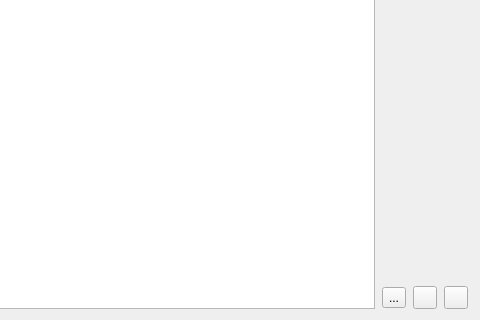
lbellonda/qxmledit, file src/xmleditwidget.ui: the form before one commit; both pictures show x 521 to 1001 and y 479 to 799 of the 1001 by 799 pixel window.
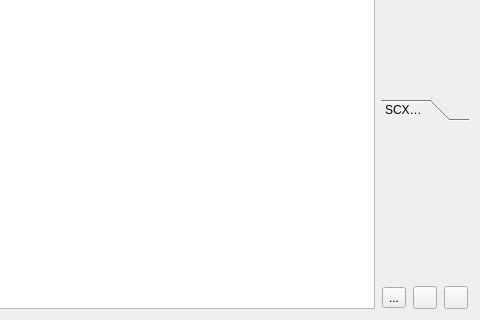
The form after the commit. Icons and pictures are not drawn. Custom widgets are drawn as their Qt base class.

Commit message: More SCXML elements with edit tests.

Diff of the .ui file:
```diff
--- a/src/xmleditwidget.ui
+++ b/src/xmleditwidget.ui
@@ -242,6 +242,32 @@
          </property>
         </spacer>
        </item>
+       <item>
+        <widget class="QToolBox" name="toolBox">
+         <property name="sizePolicy">
+          <sizepolicy hsizetype="Maximum" vsizetype="Preferred">
+           <horstretch>0</horstretch>
+           <verstretch>0</verstretch>
+          </sizepolicy>
+         </property>
+         <property name="currentIndex">
+          <number>0</number>
+         </property>
+         <widget class="QWidget" name="page">
+          <property name="geometry">
+           <rect>
+            <x>0</x>
+            <y>0</y>
+            <width>103</width>
+            <height>127</height>
+           </rect>
+          </property>
+          <attribute name="label">
+           <string>SCXML Navigator</string>
+          </attribute>
+         </widget>
+        </widget>
+       </item>
        <item>
         <layout class="QHBoxLayout" name="horizontalLowLayout">
          <property name="sizeConstraint">
```
Left out of the diff: 1 changed line with no effect on the pictures. The commit also changes 67 other files.
